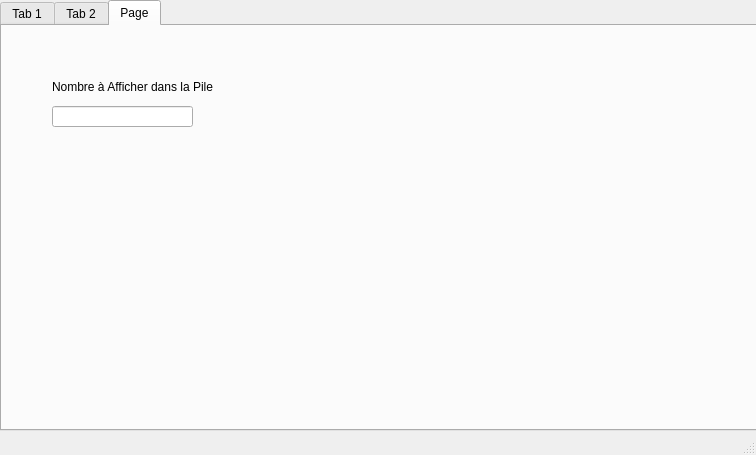
This is mainwindow.ui in Sk4oned/projet1 as Qt 5 draws it before an edit. The edited form follows.
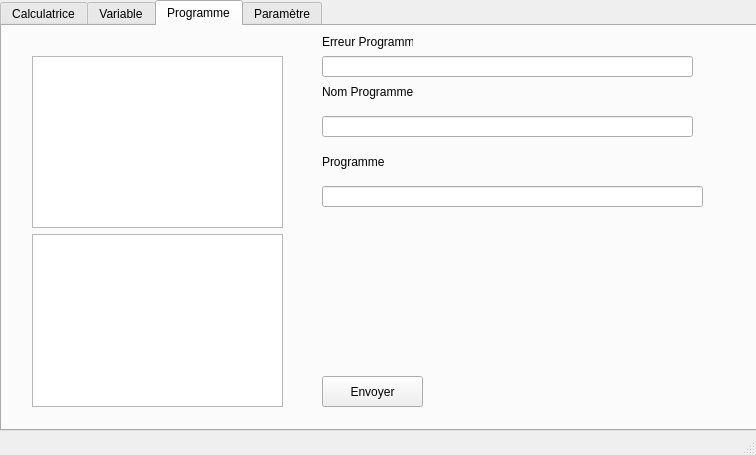
This is the edited form.

```diff
--- a/mainwindow.ui
+++ b/mainwindow.ui
@@ -28,7 +28,7 @@
     </property>
     <widget class="QWidget" name="tab">
      <attribute name="title">
-      <string>Tab 1</string>
+      <string>Calculatrice</string>
      </attribute>
      <widget class="QPushButton" name="pushButton_18">
       <property name="geometry">
@@ -188,13 +188,6 @@
          </property>
         </widget>
        </item>
-       <item row="0" column="0">
-        <widget class="QPushButton" name="pushButton_21">
-         <property name="text">
-          <string>Paramètre</string>
-         </property>
-        </widget>
-       </item>
        <item row="0" column="1">
         <widget class="QPushButton" name="pushButton_22">
          <property name="text">
@@ -272,7 +265,7 @@
     </widget>
     <widget class="QWidget" name="tab_2">
      <attribute name="title">
-      <string>Tab 2</string>
+      <string>Variable</string>
      </attribute>
      <widget class="QTextEdit" name="textEdit_3">
       <property name="geometry">
@@ -290,6 +283,208 @@
         <x>310</x>
         <y>330</y>
         <width>371</width>
+        <height>21</height>
+       </rect>
+      </property>
+      <property name="text">
+       <string/>
+      </property>
+     </widget>
+     <widget class="QLineEdit" name="lineEdit_13">
+      <property name="geometry">
+       <rect>
+        <x>310</x>
+        <y>230</y>
+        <width>371</width>
+        <height>21</height>
+       </rect>
+      </property>
+      <property name="text">
+       <string/>
+      </property>
+     </widget>
+     <widget class="QLabel" name="label_9">
+      <property name="geometry">
+       <rect>
+        <x>310</x>
+        <y>190</y>
+        <width>121</width>
+        <height>31</height>
+       </rect>
+      </property>
+      <property name="text">
+       <string>Nom Nouvelle Variable</string>
+      </property>
+     </widget>
+     <widget class="QLabel" name="label_10">
+      <property name="geometry">
+       <rect>
+        <x>310</x>
+        <y>250</y>
+        <width>91</width>
+        <height>31</height>
+       </rect>
+      </property>
+      <property name="text">
+       <string>Valeur Variable</string>
+      </property>
+     </widget>
+     <widget class="QPushButton" name="pushButton_45">
+      <property name="geometry">
+       <rect>
+        <x>310</x>
+        <y>320</y>
+        <width>101</width>
+        <height>31</height>
+       </rect>
+      </property>
+      <property name="text">
+       <string>Envoyer</string>
+      </property>
+     </widget>
+     <widget class="QSpinBox" name="spinBox">
+      <property name="geometry">
+       <rect>
+        <x>310</x>
+        <y>90</y>
+        <width>371</width>
+        <height>22</height>
+       </rect>
+      </property>
+     </widget>
+     <widget class="QLabel" name="label_11">
+      <property name="geometry">
+       <rect>
+        <x>20</x>
+        <y>20</y>
+        <width>181</width>
+        <height>31</height>
+       </rect>
+      </property>
+      <property name="text">
+       <string>Variables</string>
+      </property>
+     </widget>
+     <widget class="QLabel" name="label_12">
+      <property name="geometry">
+       <rect>
+        <x>310</x>
+        <y>50</y>
+        <width>131</width>
+        <height>31</height>
+       </rect>
+      </property>
+      <property name="text">
+       <string>Variable Sélectionnéee</string>
+      </property>
+     </widget>
+    </widget>
+    <widget class="QWidget" name="tab_3">
+     <attribute name="title">
+      <string>Programme</string>
+     </attribute>
+     <widget class="QWidget" name="verticalLayoutWidget_4">
+      <property name="geometry">
+       <rect>
+        <x>30</x>
+        <y>30</y>
+        <width>251</width>
+        <height>351</height>
+       </rect>
+      </property>
+      <layout class="QVBoxLayout" name="verticalLayout_4">
+       <item>
+        <widget class="QTextEdit" name="textEdit_4"/>
+       </item>
+       <item>
+        <widget class="QTextEdit" name="textEdit_6"/>
+       </item>
+      </layout>
+     </widget>
+     <widget class="QLineEdit" name="lineEdit_3">
+      <property name="geometry">
+       <rect>
+        <x>320</x>
+        <y>90</y>
+        <width>371</width>
+        <height>21</height>
+       </rect>
+      </property>
+      <property name="text">
+       <string/>
+      </property>
+     </widget>
+     <widget class="QLabel" name="label_2">
+      <property name="geometry">
+       <rect>
+        <x>320</x>
+        <y>50</y>
+        <width>91</width>
+        <height>31</height>
+       </rect>
+      </property>
+      <property name="text">
+       <string>Nom Programme</string>
+      </property>
+     </widget>
+     <widget class="QLabel" name="label_3">
+      <property name="geometry">
+       <rect>
+        <x>320</x>
+        <y>120</y>
+        <width>91</width>
+        <height>31</height>
+       </rect>
+      </property>
+      <property name="text">
+       <string>Programme</string>
+      </property>
+     </widget>
+     <widget class="QPushButton" name="pushButton_21">
+      <property name="geometry">
+       <rect>
+        <x>320</x>
+        <y>350</y>
+        <width>101</width>
+        <height>31</height>
+       </rect>
+      </property>
+      <property name="text">
+       <string>Envoyer</string>
+      </property>
+     </widget>
+     <widget class="QLineEdit" name="lineEdit_4">
+      <property name="geometry">
+       <rect>
+        <x>320</x>
+        <y>30</y>
+        <width>371</width>
+        <height>21</height>
+       </rect>
+      </property>
+      <property name="text">
+       <string/>
+      </property>
+     </widget>
+     <widget class="QLabel" name="label_4">
+      <property name="geometry">
+       <rect>
+        <x>320</x>
+        <y>0</y>
+        <width>91</width>
+        <height>31</height>
+       </rect>
+      </property>
+      <property name="text">
+       <string>Erreur Programme</string>
+      </property>
+     </widget>
+     <widget class="QLineEdit" name="lineEdit_6">
+      <property name="geometry">
+       <rect>
+        <x>320</x>
+        <y>160</y>
+        <width>381</width>
         <height>21</height>
        </rect>
       </property>
@@ -300,7 +495,7 @@
     </widget>
     <widget class="QWidget" name="tab_5">
      <attribute name="title">
-      <string>Page</string>
+      <string>Paramètre</string>
      </attribute>
      <widget class="QLineEdit" name="lineEdit_5">
       <property name="geometry">
```
Left out of the diff: 202 changed lines with no effect on the pictures.
